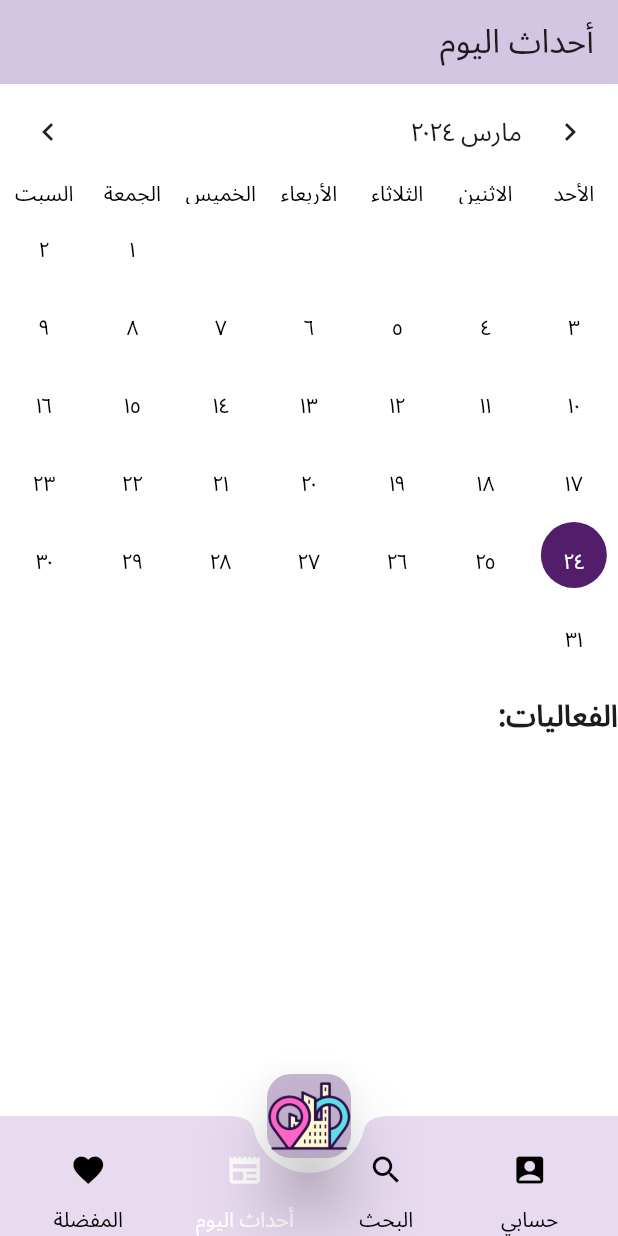
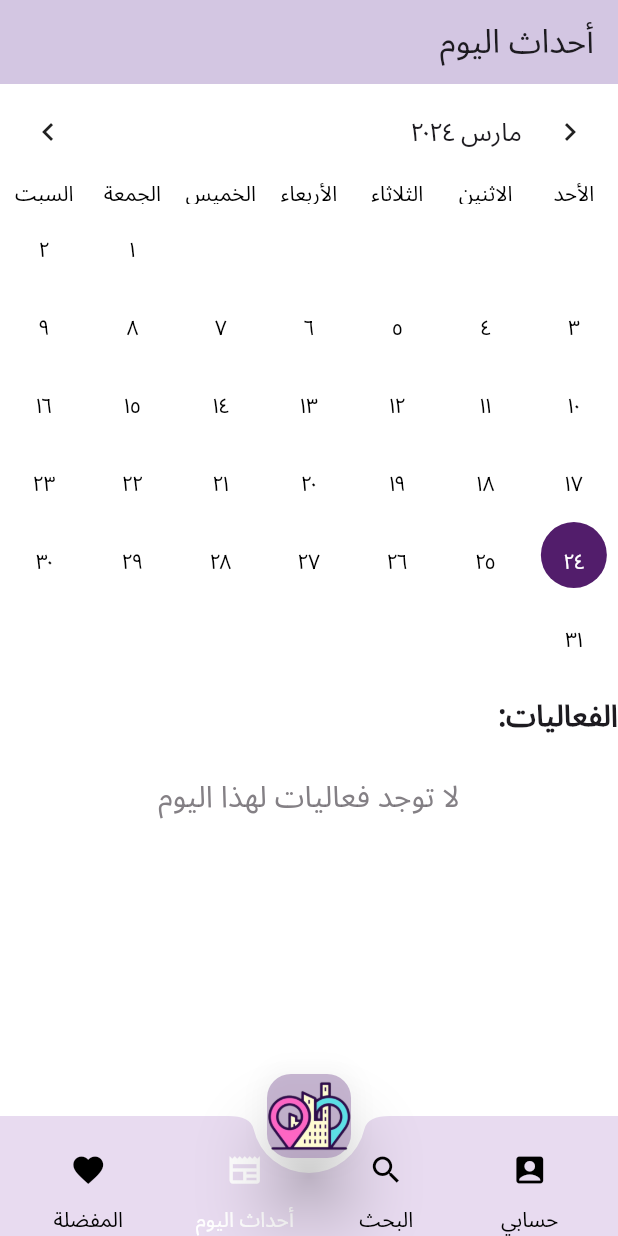
Before and after one commit to DanaAlotay/2023-GP1-9, a Flutter app: the news screen opened directly, on a phone screen of 412 x 824 dp. Run offline on Flutter 3.47's test engine with Material 3 defaults, Android fonts, the phone set to English and light mode, and no system bars; drawn by our look-alikes of table_calendar; our stand-ins replace animate_do, carousel_slider, cloud_firestore, firebase_auth, firebase_core, firebase_storage and 4 more; missing offline and left inert: dart:ffi; accounts and stored records are empty.

Commit message:
EDIT NEWS

```diff
--- a/riyadh_guide-main1/lib/screens/news.dart
+++ b/riyadh_guide-main1/lib/screens/news.dart
@@ -446,6 +446,19 @@ class _NewsState extends State<news> {
                 fontWeight: FontWeight.bold, // Optionally set font weight
               ),
             ),
+             SizedBox(height: 25), // Add some space between the calendar and the text
+            Center(
+  child: Text(
+    'لا توجد فعاليات لهذا اليوم',
+    textAlign: TextAlign.center, // Center text horizontally
+    style: TextStyle(
+      fontSize: 20,
+      color: Color.fromARGB(218, 111, 106, 112),
+      // Optionally set font weight
+    ),
+  ),
+)
+
           ],
         ),
       ),
```
